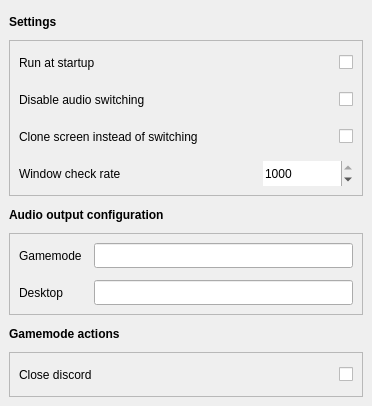
Qt form src/ui/design.ui (Odizinne/BigPictureTV) before a commit.
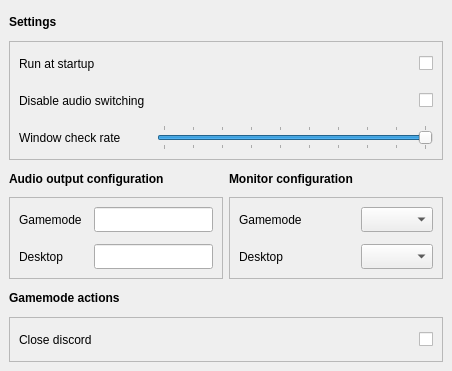
The same form after that commit.

Commit message: Added displayswitch mode option, removec spinbox added custom tooltiped slider for checkrate, improved readme documentation for settings

What changed in the file:
```diff
--- a/src/ui/design.ui
+++ b/src/ui/design.ui
@@ -6,8 +6,8 @@
    <rect>
     <x>0</x>
     <y>0</y>
-    <width>372</width>
-    <height>406</height>
+    <width>452</width>
+    <height>371</height>
    </rect>
   </property>
   <property name="sizePolicy">
@@ -20,25 +20,7 @@
    <string>MainWindow</string>
   </property>
   <widget class="QWidget" name="centralwidget">
-   <layout class="QGridLayout" name="gridLayout_2" columnstretch="0">
-    <item row="0" column="0">
-     <widget class="QLabel" name="label_2">
-      <property name="minimumSize">
-       <size>
-        <width>0</width>
-        <height>25</height>
-       </size>
-      </property>
-      <property name="font">
-       <font>
-        <bold>true</bold>
-       </font>
-      </property>
-      <property name="text">
-       <string>Settings</string>
-      </property>
-     </widget>
-    </item>
+   <layout class="QGridLayout" name="gridLayout_2" columnstretch="0,0">
     <item row="2" column="0">
      <widget class="QLabel" name="audioOutputLabel">
       <property name="minimumSize">
@@ -57,15 +39,33 @@
       </property>
      </widget>
     </item>
-    <item row="1" column="0">
-     <widget class="QFrame" name="settingsFrame">
+    <item row="4" column="0" colspan="2">
+     <widget class="QLabel" name="label_3">
+      <property name="minimumSize">
+       <size>
+        <width>0</width>
+        <height>25</height>
+       </size>
+      </property>
+      <property name="font">
+       <font>
+        <bold>true</bold>
+       </font>
+      </property>
+      <property name="text">
+       <string>Gamemode actions</string>
+      </property>
+     </widget>
+    </item>
+    <item row="5" column="0" colspan="2">
+     <widget class="QFrame" name="gridFrame">
       <property name="frameShape">
        <enum>QFrame::Shape::StyledPanel</enum>
       </property>
       <property name="frameShadow">
        <enum>QFrame::Shadow::Sunken</enum>
       </property>
-      <layout class="QGridLayout" name="gridLayout_5">
+      <layout class="QGridLayout" name="gridLayout_3">
        <property name="leftMargin">
         <number>9</number>
        </property>
@@ -81,8 +81,110 @@
        <property name="spacing">
         <number>12</number>
        </property>
-       <item row="3" column="1">
-        <spacer name="horizontalSpacer">
+       <item row="0" column="0">
+        <widget class="QLabel" name="close_discord_label">
+         <property name="minimumSize">
+          <size>
+           <width>0</width>
+           <height>25</height>
+          </size>
+         </property>
+         <property name="text">
+          <string>Close discord</string>
+         </property>
+        </widget>
+       </item>
+       <item row="0" column="1">
+        <widget class="QCheckBox" name="close_discord_checkbox">
+         <property name="minimumSize">
+          <size>
+           <width>0</width>
+           <height>25</height>
+          </size>
+         </property>
+         <property name="layoutDirection">
+          <enum>Qt::LayoutDirection::RightToLeft</enum>
+         </property>
+         <property name="text">
+          <string/>
+         </property>
+        </widget>
+       </item>
+      </layout>
+     </widget>
+    </item>
+    <item row="3" column="1">
+     <widget class="QFrame" name="gridFrame">
+      <property name="frameShape">
+       <enum>QFrame::Shape::StyledPanel</enum>
+      </property>
+      <property name="frameShadow">
+       <enum>QFrame::Shadow::Sunken</enum>
+      </property>
+      <layout class="QGridLayout" name="gridLayout_4">
+       <property name="leftMargin">
+        <number>9</number>
+       </property>
+       <property name="topMargin">
+        <number>9</number>
+       </property>
+       <property name="rightMargin">
+        <number>9</number>
+       </property>
+       <property name="bottomMargin">
+        <number>9</number>
+       </property>
+       <property name="spacing">
+        <number>12</number>
+       </property>
+       <item row="0" column="2">
+        <widget class="QComboBox" name="gamemode_monitor_combobox">
+         <property name="minimumSize">
+          <size>
+           <width>0</width>
+           <height>25</height>
+          </size>
+         </property>
+        </widget>
+       </item>
+       <item row="1" column="2">
+        <widget class="QComboBox" name="desktop_monitor_combobox">
+         <property name="minimumSize">
+          <size>
+           <width>0</width>
+           <height>25</height>
+          </size>
+         </property>
+        </widget>
+       </item>
+       <item row="1" column="0">
+        <widget class="QLabel" name="label_8">
+         <property name="minimumSize">
+          <size>
+           <width>0</width>
+           <height>25</height>
+          </size>
+         </property>
+         <property name="text">
+          <string>Desktop</string>
+         </property>
+        </widget>
+       </item>
+       <item row="0" column="0">
+        <widget class="QLabel" name="label_7">
+         <property name="minimumSize">
+          <size>
+           <width>0</width>
+           <height>25</height>
+          </size>
+         </property>
+         <property name="text">
+          <string>Gamemode</string>
+         </property>
+        </widget>
+       </item>
+       <item row="0" column="1">
+        <spacer name="horizontalSpacer_2">
          <property name="orientation">
           <enum>Qt::Orientation::Horizontal</enum>
          </property>
@@ -94,131 +196,27 @@
          </property>
         </spacer>
        </item>
-       <item row="3" column="0">
-        <widget class="QLabel" name="label_4">
-         <property name="minimumSize">
-          <size>
-           <width>0</width>
-           <height>25</height>
-          </size>
-         </property>
-         <property name="text">
-          <string>Window check rate</string>
-         </property>
-        </widget>
-       </item>
-       <item row="1" column="1" colspan="2">
-        <widget class="QCheckBox" name="disableAudioCheckbox">
-         <property name="minimumSize">
-          <size>
-           <width>0</width>
-           <height>25</height>
-          </size>
-         </property>
-         <property name="layoutDirection">
-          <enum>Qt::LayoutDirection::RightToLeft</enum>
-         </property>
-         <property name="text">
-          <string/>
-         </property>
-        </widget>
-       </item>
-       <item row="0" column="0">
-        <widget class="QLabel" name="label_5">
-         <property name="minimumSize">
-          <size>
-           <width>0</width>
-           <height>25</height>
-          </size>
-         </property>
-         <property name="text">
-          <string>Run at startup</string>
-         </property>
-        </widget>
-       </item>
-       <item row="1" column="0">
-        <widget class="QLabel" name="label_6">
-         <property name="minimumSize">
-          <size>
-           <width>0</width>
-           <height>25</height>
-          </size>
-         </property>
-         <property name="text">
-          <string>Disable audio switching</string>
-         </property>
-        </widget>
-       </item>
-       <item row="3" column="2">
-        <widget class="QSpinBox" name="checkRateSpinBox">
-         <property name="minimumSize">
-          <size>
-           <width>90</width>
-           <height>25</height>
-          </size>
-         </property>
-         <property name="frame">
-          <bool>false</bool>
-         </property>
-         <property name="minimum">
-          <number>1</number>
-         </property>
-         <property name="maximum">
-          <number>1000</number>
-         </property>
-         <property name="value">
-          <number>1000</number>
-         </property>
-        </widget>
-       </item>
-       <item row="0" column="1" colspan="2">
-        <widget class="QCheckBox" name="startupCheckBox">
-         <property name="minimumSize">
-          <size>
-           <width>0</width>
-           <height>25</height>
-          </size>
-         </property>
-         <property name="layoutDirection">
-          <enum>Qt::LayoutDirection::RightToLeft</enum>
-         </property>
-         <property name="text">
-          <string/>
-         </property>
-        </widget>
-       </item>
-       <item row="2" column="0">
-        <widget class="QLabel" name="label">
-         <property name="minimumSize">
-          <size>
-           <width>0</width>
-           <height>25</height>
-          </size>
-         </property>
-         <property name="text">
-          <string>Clone screen instead of switching</string>
-         </property>
-        </widget>
-       </item>
-       <item row="2" column="2">
-        <widget class="QCheckBox" name="clone_checkbox">
-         <property name="minimumSize">
-          <size>
-           <width>0</width>
-           <height>25</height>
-          </size>
-         </property>
-         <property name="layoutDirection">
-          <enum>Qt::LayoutDirection::RightToLeft</enum>
-         </property>
-         <property name="text">
-          <string/>
-         </property>
-        </widget>
-       </item>
       </layout>
      </widget>
     </item>
+    <item row="2" column="1">
+     <widget class="QLabel" name="label">
+      <property name="minimumSize">
+       <size>
+        <width>0</width>
+        <height>25</height>
+       </size>
+      </property>
+      <property name="font">
+       <font>
+        <bold>true</bold>
+       </font>
+      </property>
+      <property name="text">
+       <string>Monitor configuration</string>
+      </property>
+     </widget>
+    </item>
     <item row="3" column="0">
      <widget class="QFrame" name="audioFrame">
       <property name="frameShape">
@@ -301,33 +299,15 @@
       </layout>
      </widget>
     </item>
-    <item row="4" column="0">
-     <widget class="QLabel" name="label_3">
-      <property name="minimumSize">
-       <size>
-        <width>0</width>
-        <height>25</height>
-       </size>
-      </property>
-      <property name="font">
-       <font>
-        <bold>true</bold>
-       </font>
-      </property>
-      <property name="text">
-       <string>Gamemode actions</string>
-      </property>
-     </widget>
-    </item>
-    <item row="5" column="0">
-     <widget class="QFrame" name="gridFrame">
+    <item row="1" column="0" colspan="2">
+     <widget class="QFrame" name="settingsFrame">
       <property name="frameShape">
        <enum>QFrame::Shape::StyledPanel</enum>
       </property>
       <property name="frameShadow">
        <enum>QFrame::Shadow::Sunken</enum>
       </property>
-      <layout class="QGridLayout" name="gridLayout_3">
+      <layout class="QGridLayout" name="settings_layout">
        <property name="leftMargin">
         <number>9</number>
        </property>
@@ -344,7 +324,7 @@
         <number>12</number>
        </property>
        <item row="0" column="0">
-        <widget class="QLabel" name="close_discord_label">
+        <widget class="QLabel" name="label_5">
          <property name="minimumSize">
           <size>
            <width>0</width>
@@ -352,12 +332,54 @@
           </size>
          </property>
          <property name="text">
-          <string>Close discord</string>
+          <string>Run at startup</string>
+         </property>
+        </widget>
+       </item>
+       <item row="1" column="0">
+        <widget class="QLabel" name="label_6">
+         <property name="minimumSize">
+          <size>
+           <width>0</width>
+           <height>25</height>
+          </size>
+         </property>
+         <property name="text">
+          <string>Disable audio switching</string>
+         </property>
+        </widget>
+       </item>
+       <item row="2" column="0">
+        <widget class="QLabel" name="checkrate_label">
+         <property name="minimumSize">
+          <size>
+           <width>0</width>
+           <height>25</height>
+          </size>
+         </property>
+         <property name="text">
+          <string>Window check rate</string>
+         </property>
+        </widget>
+       </item>
+       <item row="1" column="1">
+        <widget class="QCheckBox" name="disableAudioCheckbox">
+         <property name="minimumSize">
+          <size>
+           <width>0</width>
+           <height>25</height>
+          </size>
+         </property>
+         <property name="layoutDirection">
+          <enum>Qt::LayoutDirection::RightToLeft</enum>
+         </property>
+         <property name="text">
+          <string/>
          </property>
         </widget>
        </item>
        <item row="0" column="1">
-        <widget class="QCheckBox" name="close_discord_checkbox">
+        <widget class="QCheckBox" name="startupCheckBox">
          <property name="minimumSize">
           <size>
            <width>0</width>
@@ -372,9 +394,61 @@
          </property>
         </widget>
        </item>
+       <item row="2" column="1">
+        <widget class="QSlider" name="checkrate_slider">
+         <property name="minimumSize">
+          <size>
+           <width>0</width>
+           <height>25</height>
+          </size>
+         </property>
+         <property name="minimum">
+          <number>100</number>
+         </property>
+         <property name="maximum">
+          <number>1000</number>
+         </property>
+         <property name="singleStep">
+          <number>100</number>
+         </property>
+         <property name="pageStep">
+          <number>100</number>
+         </property>
+         <property name="value">
+          <number>1000</number>
+         </property>
+         <property name="orientation">
+          <enum>Qt::Orientation::Horizontal</enum>
+         </property>
+         <property name="tickPosition">
+          <enum>QSlider::TickPosition::TicksBothSides</enum>
+         </property>
+         <property name="tickInterval">
+          <number>100</number>
+         </property>
+        </widget>
+       </item>
       </layout>
      </widget>
     </item>
+    <item row="0" column="0" colspan="2">
+     <widget class="QLabel" name="label_2">
+      <property name="minimumSize">
+       <size>
+        <width>0</width>
+        <height>25</height>
+       </size>
+      </property>
+      <property name="font">
+       <font>
+        <bold>true</bold>
+       </font>
+      </property>
+      <property name="text">
+       <string>Settings</string>
+      </property>
+     </widget>
+    </item>
    </layout>
   </widget>
  </widget>
```
Left out of the diff: 1 changed line with no effect on the pictures. The commit also changes 7 other files.
